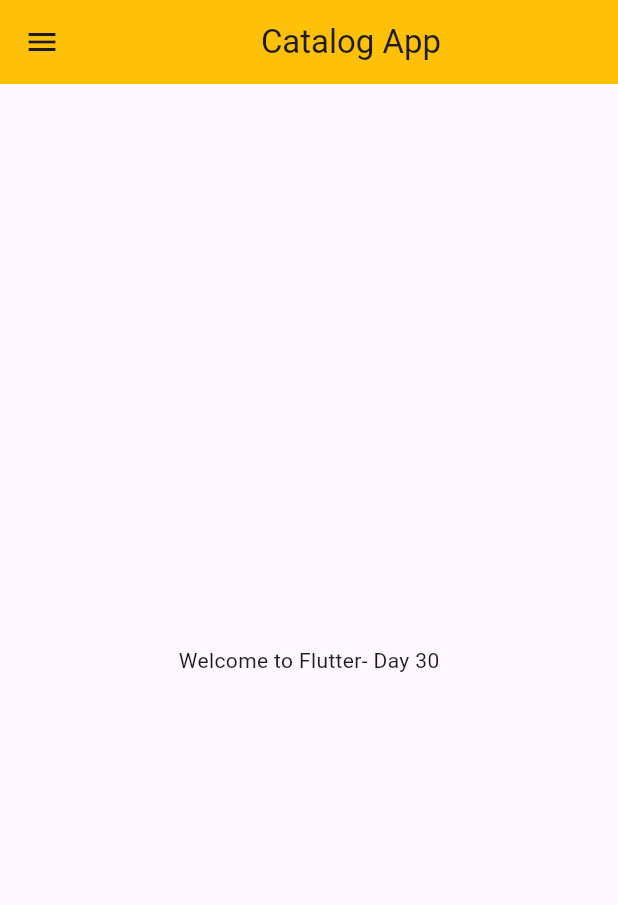
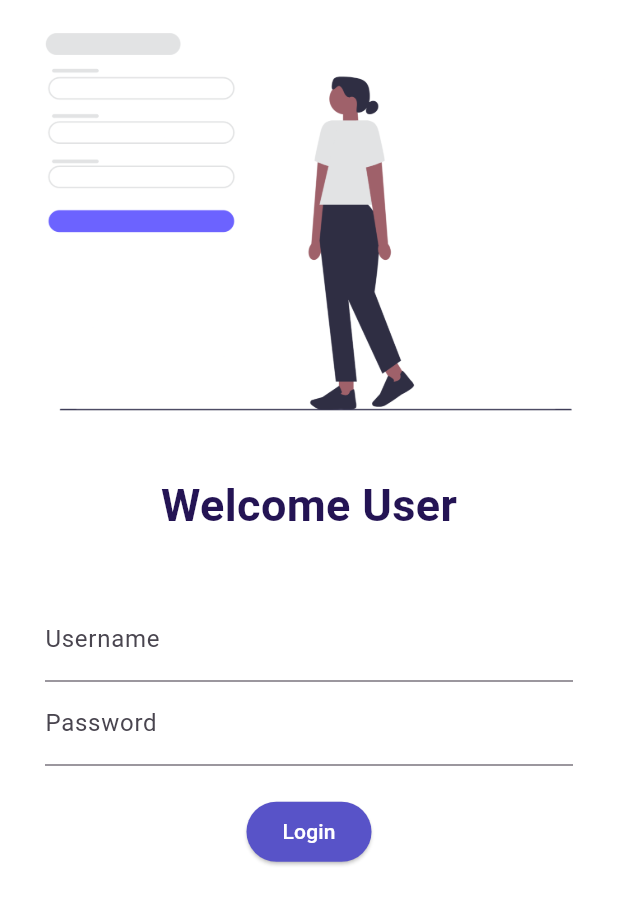
Before and after one commit to gauravmatolia/catalog_app, a Flutter app: the screen it shows after launch, on a phone screen of 412 x 824 dp. Shown: the top 905 px of the screen. Run offline on Flutter 3.47's test engine with Material 3 defaults, Android fonts, the phone set to English and light mode, and no system bars.

Commit message:
added assets

```diff
--- a/lib/main.dart
+++ b/lib/main.dart
@@ -1,5 +1,6 @@
 import 'package:flutter/material.dart';
-import 'home.dart';
+import 'screens/home.dart';
+import 'screens/login.dart';
 
 void main(){
   runApp(MyApp());
@@ -11,7 +12,17 @@ class MyApp extends StatelessWidget {
   @override
   Widget build(BuildContext context) {
     return MaterialApp(
-      home: HomePage(),
+      debugShowCheckedModeBanner: false,
+      themeMode: ThemeMode.light,
+      theme: ThemeData(
+        appBarTheme: AppBarTheme(
+          color: const Color.fromARGB(255, 176, 129, 234),
+        )
+      ),
+      routes: {
+        '/': (context) => LoginScreen(),
+        '/home': (context) => HomePage(),
+      },
     );
   }
 }
--- a/lib/home.dart
+++ b/lib/screens/home.dart
@@ -9,8 +9,11 @@ class HomePage extends StatelessWidget {
 
     return Scaffold(
       appBar: AppBar(
-        backgroundColor: Colors.amber,
+        // backgroundColor: Colors.amber,
         title: Center(child: Text("Catalog App")),
+        titleTextStyle: TextStyle(
+          color: Colors.white
+        ),
         ),
       body: Material(
         child: Center(
--- /dev/null
+++ b/lib/screens/login.dart
@@ -0,0 +1,73 @@
+import 'package:flutter/material.dart';
+
+class LoginScreen extends StatelessWidget {
+  const LoginScreen({super.key});
+
+  @override
+  Widget build(BuildContext context) {
+    return Material(
+      color: Colors.white,
+      child: Column(
+        children: [
+          Image.asset(
+            'assets/images/login.png',
+            fit: BoxFit.cover,
+            ),
+            SizedBox(
+              height: 20,
+            ),
+          Text("Welcome User",
+          style: TextStyle(
+            color: const Color.fromARGB(255, 36, 20, 84),
+            fontSize: 30,
+            fontWeight: FontWeight.bold,
+            ),
+          ),
+          SizedBox(
+            height: 20,
+          ),
+          Padding(
+            padding: const EdgeInsets.symmetric(vertical: 20, horizontal: 30),
+            child: Column(
+              children: [
+                TextFormField(
+                  decoration: InputDecoration(
+                    hintText: "Enter username",
+                    hintStyle: TextStyle(
+                      color: Colors.black38,
+                    ),
+                    labelText: "Username",
+                  ),
+                ),
+                TextFormField(
+                  obscureText: true,
+                  decoration: InputDecoration(
+                    hintText: "Enter password",
+                    hintStyle: TextStyle(
+                      color: Colors.black38,
+                    ),
+                    labelText: "Password",
+                  ),
+                ),
+              ],
+            ),
+          ),
+          ElevatedButton(
+            onPressed: () => {
+              print("You have logged in!!")
+          },
+          style: TextButton.styleFrom(
+            backgroundColor: const Color.fromARGB(255, 88, 83, 200)
+          ),
+          child: Text(
+            "Login",
+            style: TextStyle(
+              color: Colors.white
+            ),),
+
+          ),
+        ],
+      ),
+    );
+  }
+}
--- a/pubspec.yaml
+++ b/pubspec.yaml
@@ -58,8 +58,8 @@ flutter:
   uses-material-design: true
 
   # To add assets to your application, add an assets section, like this:
-  # assets:
-  #   - images/a_dot_burr.jpeg
+  assets:
+    - assets/images/
   #   - images/a_dot_ham.jpeg
 
   # An image asset can refer to one or more resolution-specific "variants", see
```
Also changed, not shown: assets/images/login.png (added), assets/images/login.svg (added).
